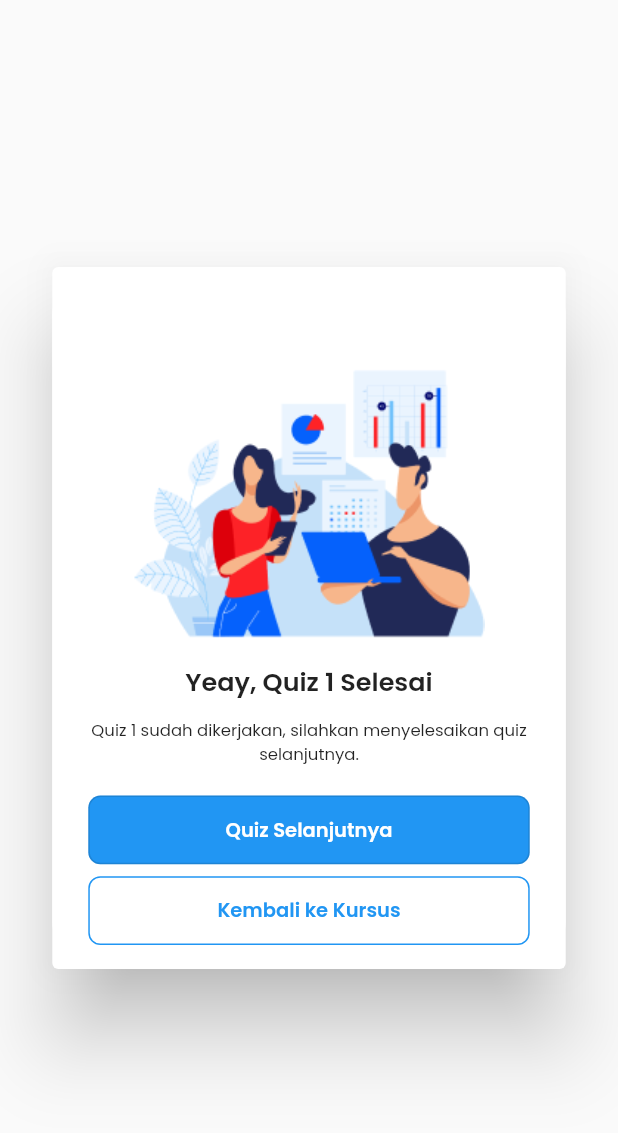
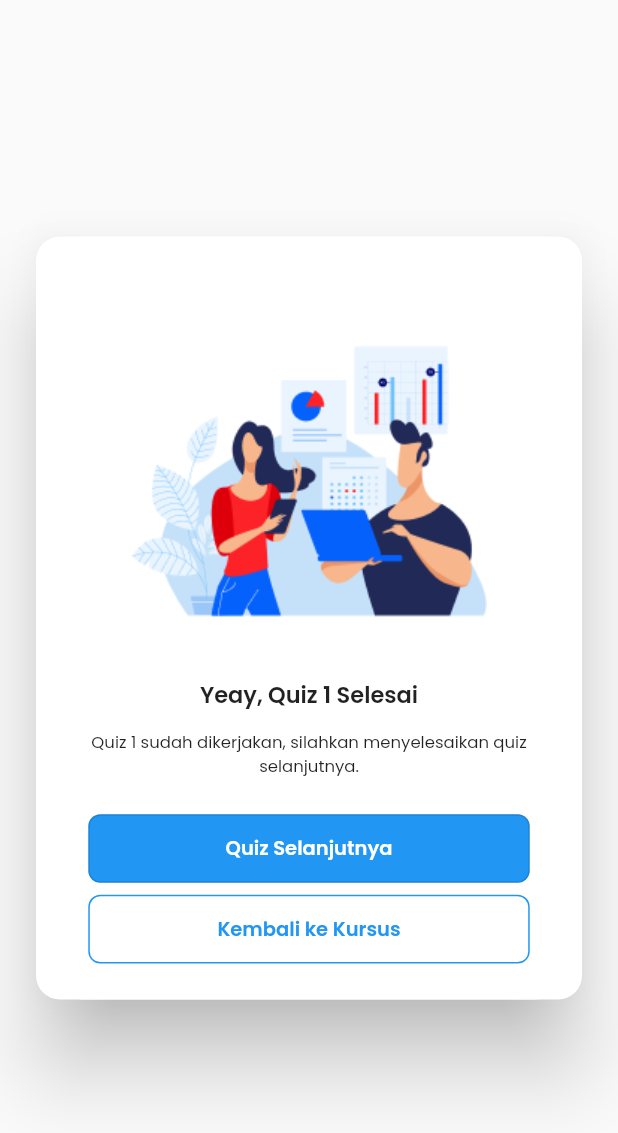
Before and after one commit to Kelompok-2-Capstone-Alterra-Academy/flutter-repo, a Flutter app: the ModuleQuizDetailDoneDialog widget shown alone on an empty page, opened directly, on a phone screen of 412 x 824 dp. Shown: the top 1133 px of the screen. Run offline on Flutter 3.47's test engine with Material 2 defaults, Android fonts, the phone set to English and light mode, and no system bars; our stand-ins replace file_picker, flutter_animation_progress_bar, flutter_rating_bar, flutter_svg, google_fonts, simple_circular_progress_bar and 1 more; missing offline and left inert: circle_progress_bar.

Commit message:
fixing: fix dialog border and width

```diff
--- a/lib/main.dart
+++ b/lib/main.dart
@@ -33,7 +33,7 @@ class StarEdu extends StatelessWidget {
       theme: ThemeData(
         primaryColor: Colors.white,
       ),
-      initialRoute: ModulDetailPPTScreen.routeName,
+      initialRoute: ModuleQuizDetailScreen.routeName,
       routes: {
         SplashWelcomeScreen.routeName: (context) => const SplashWelcomeScreen(),
         HomeScreen.routeName: (context) => const HomeScreen(),
--- a/lib/widgets/module_course/module_quiz_detail_done_dialog.dart
+++ b/lib/widgets/module_course/module_quiz_detail_done_dialog.dart
@@ -10,8 +10,14 @@ class ModuleQuizDetailDoneDialog extends StatelessWidget {
     final width = MediaQuery.of(context).size.width;
 
     return Dialog(
-      insetPadding: const EdgeInsets.symmetric(horizontal: 16),
+      insetPadding: const EdgeInsets.symmetric(horizontal: 24),
+      shape: const RoundedRectangleBorder(
+        borderRadius: BorderRadius.all(
+          Radius.circular(16),
+        ),
+      ),
       child: Container(
+        width: width,
         decoration: const BoxDecoration(
           color: whiteColor,
           borderRadius: BorderRadius.all(
@@ -22,18 +28,22 @@ class ModuleQuizDetailDoneDialog extends StatelessWidget {
           mainAxisSize: MainAxisSize.min,
           children: [
             const SizedBox(
-              height: 52,
+              height: 56,
             ),
             const Image(
+              fit: BoxFit.fitWidth,
               image: AssetImage('assets/images/quiz_done.png'),
-              width: 234,
+              width: 237,
+            ),
+            const SizedBox(
+              height: 24,
             ),
             Text(
               "Yeay, Quiz 1 Selesai",
               style: GoogleFonts.poppins(
                 fontStyle: FontStyle.normal,
                 fontWeight: FontWeight.w600,
-                fontSize: 17,
+                fontSize: 15,
               ),
             ),
             const SizedBox(
@@ -54,7 +64,7 @@ class ModuleQuizDetailDoneDialog extends StatelessWidget {
               ),
             ),
             const SizedBox(
-              height: 20,
+              height: 24,
             ),
             Container(
               width: width / 1.4,
@@ -112,6 +122,9 @@ class ModuleQuizDetailDoneDialog extends StatelessWidget {
                 ),
               ),
             ),
+            const SizedBox(
+              height: 8,
+            ),
           ],
         ),
       ),
```
